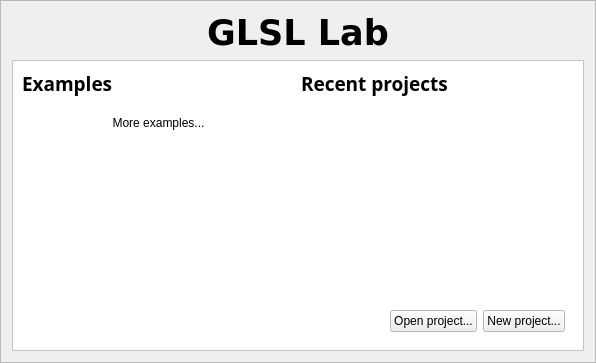
Old version of the form welcome.ui in the repository tonttu/Shaderkit.
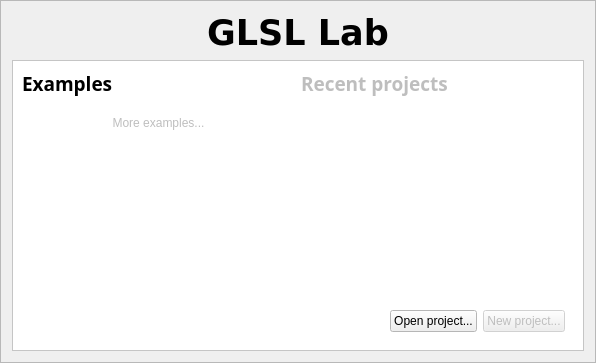
New version of the form.

```diff
--- a/welcome.ui
+++ b/welcome.ui
@@ -137,6 +137,9 @@
       </item>
       <item row="0" column="1">
        <widget class="QLabel" name="label_3">
+        <property name="enabled">
+         <bool>false</bool>
+        </property>
         <property name="font">
          <font>
           <family>Sans Serif</family>
@@ -161,6 +164,9 @@
         <layout class="QVBoxLayout" name="example_layout">
          <item>
           <widget class="QPushButton" name="pushButton_3">
+           <property name="enabled">
+            <bool>false</bool>
+           </property>
            <property name="text">
             <string>More examples...</string>
            </property>
@@ -238,6 +244,9 @@
          </item>
          <item>
           <widget class="QPushButton" name="new_button">
+           <property name="enabled">
+            <bool>false</bool>
+           </property>
            <property name="text">
             <string>New project...</string>
            </property>
```
